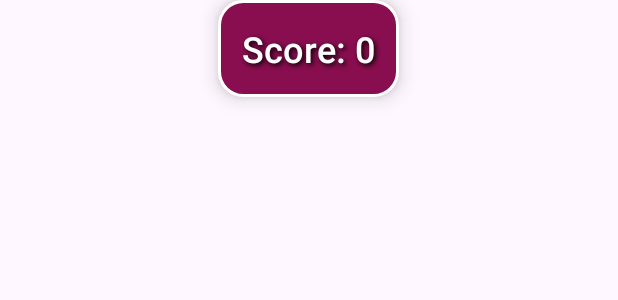
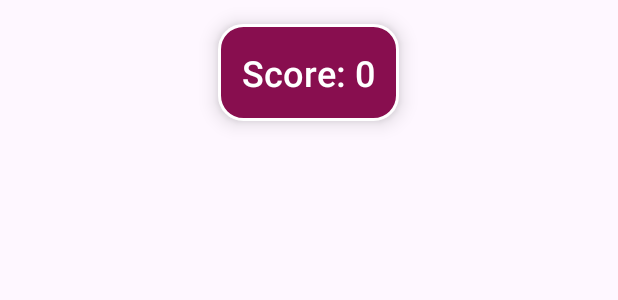
Before and after one commit to k-aghakhani/BallPaddleGame, an Android app: the layout activity_main.xml on its own in the app's theme, with its tools: preview values and no code run, on a phone screen of 412 x 824 dp. Shown: the top 300 px of the screen. Run offline under Robolectric (Android 15) with nearby library versions, the light colour scheme and no system bars.

```diff
--- a/app/src/main/java/com/aghakhani/ballpaddlegame/MainActivity.java
+++ b/app/src/main/java/com/aghakhani/ballpaddlegame/MainActivity.java
@@ -26,6 +26,7 @@ public class MainActivity extends AppCompatActivity {
     @Override
     protected void onCreate(Bundle savedInstanceState) {
         super.onCreate(savedInstanceState);
+        setContentView(R.layout.activity_main);
 
         // Create the game layout
         gameLayout = new RelativeLayout(this);
@@ -44,6 +45,10 @@ public class MainActivity extends AppCompatActivity {
         scoreTextView.setTextColor(Color.WHITE);
         scoreTextView.setTextSize(24);
         scoreTextView.setText("Score: 0");
+
+        // Set the background for the score TextView
+        scoreTextView.setBackgroundResource(R.drawable.score_background);
+
         RelativeLayout.LayoutParams scoreParams = new RelativeLayout.LayoutParams(
                 RelativeLayout.LayoutParams.WRAP_CONTENT,
                 RelativeLayout.LayoutParams.WRAP_CONTENT
--- a/app/src/main/res/layout/activity_main.xml
+++ b/app/src/main/res/layout/activity_main.xml
@@ -13,20 +13,21 @@
         android:layout_width="wrap_content"
         android:layout_height="wrap_content"
         android:layout_centerHorizontal="true"
-        android:layout_alignParentTop="true"
+        android:layout_marginTop="16dp"
         android:text="Score: 0"
         android:textColor="#FFFFFF"
         android:textSize="24sp"
         android:background="@drawable/score_background"
         android:padding="16dp"
         android:elevation="8dp"
-        android:fontFamily="sans-serif-medium"
-        android:shadowColor="#000000"
-        android:shadowDx="2"
-        android:shadowDy="2"
-        android:shadowRadius="4" />
+        android:fontFamily="sans-serif-medium" />
 
     <!-- Placeholder for Ball and Paddle -->
     <!-- These will be dynamically added in MainActivity -->
+    <FrameLayout
+        android:id="@+id/gameContainer"
+        android:layout_width="match_parent"
+        android:layout_height="match_parent"
+        android:layout_marginTop="72dp" />
 
 </RelativeLayout>
```
